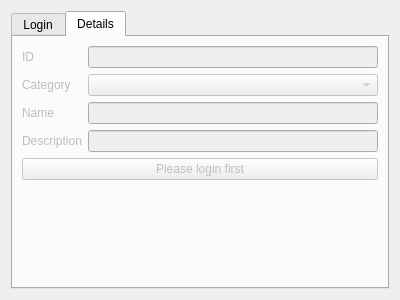
Old version of the form creator/plugins/docks/distributiondock/distributiondock.ui in the repository KDE/gluon.
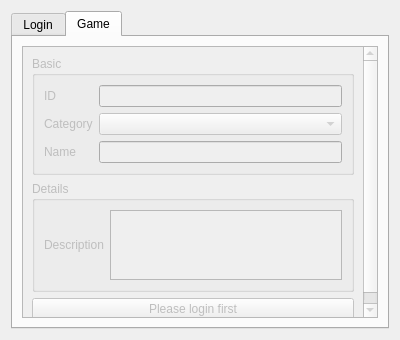
New version of the form. The open tabs and pages were chosen to show the change.

Commit message: Separate basic and details into different group boxes.

Diff of the .ui file:
```diff
--- a/creator/plugins/docks/distributiondock/distributiondock.ui
+++ b/creator/plugins/docks/distributiondock/distributiondock.ui
@@ -7,7 +7,7 @@
     <x>0</x>
     <y>0</y>
     <width>400</width>
-    <height>300</height>
+    <height>340</height>
    </rect>
   </property>
   <property name="windowTitle">
@@ -90,10 +90,29 @@
        <bool>false</bool>
       </property>
       <attribute name="title">
-       <string>Details</string>
+       <string>Game</string>
       </attribute>
       <layout class="QVBoxLayout" name="verticalLayout_4">
        <item>
+        <widget class="QScrollArea" name="scrollArea">
+         <property name="widgetResizable">
+          <bool>true</bool>
+         </property>
+         <widget class="QWidget" name="scrollAreaWidgetContents">
+          <property name="geometry">
+           <rect>
+            <x>0</x>
+            <y>0</y>
+            <width>370</width>
+            <height>287</height>
+           </rect>
+          </property>
+          <layout class="QVBoxLayout" name="verticalLayout_8">
+           <item>
+            <widget class="QGroupBox" name="basicGroupBox">
+             <property name="title">
+              <string>Basic</string>
+             </property>
         <layout class="QHBoxLayout" name="horizontalLayout">
          <item>
           <layout class="QVBoxLayout" name="verticalLayout_3">
@@ -118,13 +137,6 @@
              </property>
             </widget>
            </item>
-           <item>
-            <widget class="QLabel" name="label_3">
-             <property name="text">
-              <string>Description</string>
-             </property>
-            </widget>
-           </item>
           </layout>
          </item>
          <item>
@@ -142,12 +154,29 @@
            <item>
             <widget class="QLineEdit" name="gameNameEdit"/>
            </item>
-           <item>
-            <widget class="QLineEdit" name="descriptionEdit"/>
-           </item>
-          </layout>
-         </item>
-        </layout>
+               </layout>
+              </item>
+             </layout>
+            </widget>
+           </item>
+           <item>
+            <widget class="QGroupBox" name="detailsGroupBox">
+             <property name="title">
+              <string>Details</string>
+             </property>
+             <layout class="QHBoxLayout" name="horizontalLayout_3">
+              <item>
+               <widget class="QLabel" name="label_3">
+                <property name="text">
+                 <string>Description</string>
+                </property>
+               </widget>
+              </item>
+              <item>
+               <widget class="QPlainTextEdit" name="descriptionEdit"/>
+              </item>
+             </layout>
+            </widget>
        </item>
        <item>
         <widget class="QPushButton" name="createUpdateButton">
@@ -164,10 +193,14 @@
          <property name="sizeHint" stdset="0">
           <size>
            <width>20</width>
-           <height>162</height>
+               <height>56</height>
           </size>
          </property>
         </spacer>
+           </item>
+          </layout>
+         </widget>
+        </widget>
        </item>
       </layout>
      </widget>
```
Left out of the diff: 7 changed lines with no effect on the pictures. Lines whose indentation alone changed are shown as unchanged. The commit also changes 2 other files.
